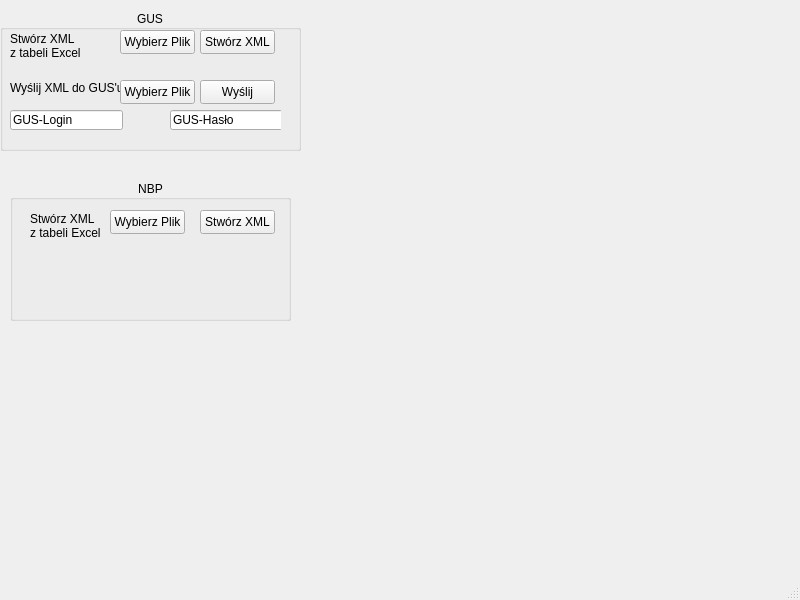
The window that MainWindow.ui (ChrisW-priv/For_mum_all) describes before a commit, drawn with Qt 5.
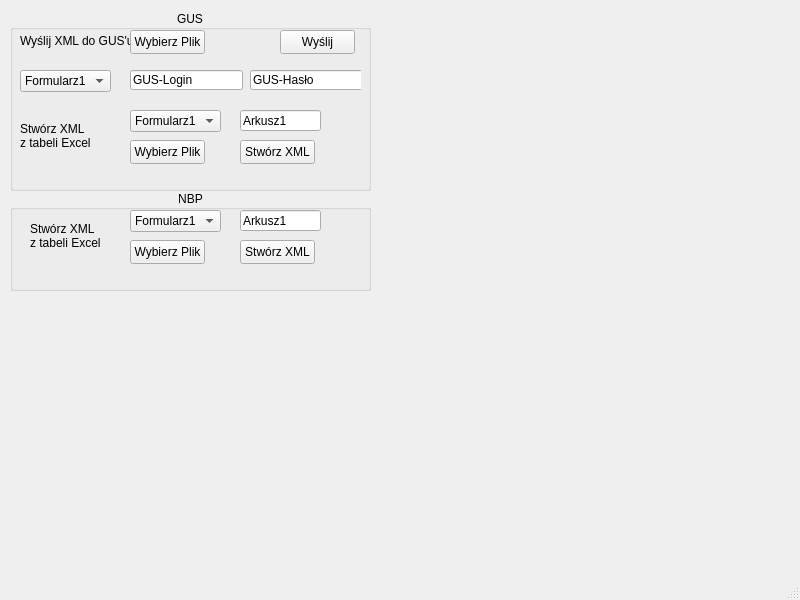
The same window after the commit.

Diff of the .ui file:
```diff
--- a/MainWindow.ui
+++ b/MainWindow.ui
@@ -17,10 +17,10 @@
    <widget class="QGroupBox" name="groupBox">
     <property name="geometry">
      <rect>
-      <x>0</x>
+      <x>10</x>
       <y>10</y>
-      <width>301</width>
-      <height>141</height>
+      <width>361</width>
+      <height>181</height>
      </rect>
     </property>
     <property name="title">
@@ -29,20 +29,20 @@
     <property name="alignment">
      <set>Qt::AlignCenter</set>
     </property>
-    <widget class="QWidget" name="widget_2" native="true">
+    <widget class="QWidget" name="CreateXML_GUS" native="true">
      <property name="geometry">
       <rect>
        <x>10</x>
-       <y>10</y>
-       <width>271</width>
-       <height>51</height>
+       <y>90</y>
+       <width>301</width>
+       <height>71</height>
       </rect>
      </property>
      <widget class="QLabel" name="label_4">
       <property name="geometry">
        <rect>
         <x>0</x>
-        <y>10</y>
+        <y>20</y>
         <width>71</width>
         <height>31</height>
        </rect>
@@ -54,24 +54,53 @@
        <bool>true</bool>
       </property>
      </widget>
-     <widget class="QPushButton" name="WybierzPlik_GUS">
+     <widget class="QWidget" name="createXML_1" native="true">
       <property name="geometry">
        <rect>
         <x>110</x>
         <y>10</y>
-        <width>75</width>
-        <height>24</height>
+        <width>201</width>
+        <height>61</height>
        </rect>
       </property>
+      <widget class="QComboBox" name="GUSForm">
+       <property name="geometry">
+        <rect>
+         <x>0</x>
+         <y>0</y>
+         <width>91</width>
+         <height>22</height>
+        </rect>
+       </property>
+       <item>
       <property name="text">
-       <string>Wybierz Plik</string>
-      </property>
-     </widget>
-     <widget class="QPushButton" name="CreateXML_GUS">
+         <string>Formularz1</string>
+        </property>
+       </item>
+       <item>
+        <property name="text">
+         <string>Formularz2</string>
+        </property>
+       </item>
+      </widget>
+      <widget class="QLineEdit" name="GUS_sheetname">
       <property name="geometry">
        <rect>
-        <x>190</x>
-        <y>10</y>
+         <x>110</x>
+         <y>0</y>
+         <width>81</width>
+         <height>21</height>
+        </rect>
+       </property>
+       <property name="text">
+        <string>Arkusz1</string>
+       </property>
+      </widget>
+      <widget class="QPushButton" name="CreateXML_GUS_2">
+       <property name="geometry">
+        <rect>
+         <x>110</x>
+         <y>30</y>
         <width>75</width>
         <height>24</height>
        </rect>
@@ -80,13 +109,27 @@
        <string>Stwórz XML</string>
       </property>
      </widget>
-    </widget>
-    <widget class="QWidget" name="widget_3" native="true">
+      <widget class="QPushButton" name="WybierzPlik_GUS_3">
+       <property name="geometry">
+        <rect>
+         <x>0</x>
+         <y>30</y>
+         <width>75</width>
+         <height>24</height>
+        </rect>
+       </property>
+       <property name="text">
+        <string>Wybierz Plik</string>
+       </property>
+      </widget>
+     </widget>
+    </widget>
+    <widget class="QWidget" name="sendToGUSwidget" native="true">
      <property name="geometry">
       <rect>
        <x>10</x>
-       <y>60</y>
-       <width>271</width>
+       <y>20</y>
+       <width>341</width>
        <height>71</height>
       </rect>
      </property>
@@ -94,9 +137,9 @@
       <property name="geometry">
        <rect>
         <x>0</x>
-        <y>10</y>
+        <y>0</y>
         <width>111</width>
-        <height>16</height>
+        <height>21</height>
        </rect>
       </property>
       <property name="text">
@@ -106,8 +149,8 @@
      <widget class="QPushButton" name="SendToGus">
       <property name="geometry">
        <rect>
-        <x>190</x>
-        <y>10</y>
+        <x>260</x>
+        <y>0</y>
         <width>75</width>
         <height>24</height>
        </rect>
@@ -120,7 +163,7 @@
       <property name="geometry">
        <rect>
         <x>110</x>
-        <y>10</y>
+        <y>0</y>
         <width>75</width>
         <height>24</height>
        </rect>
@@ -132,7 +175,7 @@
      <widget class="QLineEdit" name="lineEdit">
       <property name="geometry">
        <rect>
-        <x>0</x>
+        <x>110</x>
         <y>40</y>
         <width>113</width>
         <height>20</height>
@@ -145,7 +188,7 @@
      <widget class="QLineEdit" name="lineEdit_2">
       <property name="geometry">
        <rect>
-        <x>160</x>
+        <x>230</x>
         <y>40</y>
         <width>113</width>
         <height>20</height>
@@ -155,15 +198,35 @@
        <string>GUS-Hasło</string>
       </property>
      </widget>
+     <widget class="QComboBox" name="GUSForm_2">
+      <property name="geometry">
+       <rect>
+        <x>0</x>
+        <y>40</y>
+        <width>91</width>
+        <height>22</height>
+       </rect>
+      </property>
+      <item>
+       <property name="text">
+        <string>Formularz1</string>
+       </property>
+      </item>
+      <item>
+       <property name="text">
+        <string>Formularz2</string>
+       </property>
+      </item>
+     </widget>
     </widget>
    </widget>
    <widget class="QGroupBox" name="groupBox_2">
     <property name="geometry">
      <rect>
       <x>10</x>
-      <y>180</y>
-      <width>281</width>
-      <height>141</height>
+      <y>190</y>
+      <width>361</width>
+      <height>101</height>
      </rect>
     </property>
     <property name="title">
@@ -177,8 +240,8 @@
       <rect>
        <x>10</x>
        <y>20</y>
-       <width>261</width>
-       <height>51</height>
+       <width>301</width>
+       <height>61</height>
       </rect>
      </property>
      <widget class="QLabel" name="label_3">
@@ -197,24 +260,53 @@
        <bool>true</bool>
       </property>
      </widget>
-     <widget class="QPushButton" name="WybierzPlik_NBP">
+     <widget class="QWidget" name="createXML_2" native="true">
       <property name="geometry">
        <rect>
-        <x>90</x>
-        <y>10</y>
-        <width>75</width>
-        <height>24</height>
+        <x>110</x>
+        <y>0</y>
+        <width>191</width>
+        <height>61</height>
        </rect>
       </property>
+      <widget class="QComboBox" name="NBPForm">
+       <property name="geometry">
+        <rect>
+         <x>0</x>
+         <y>0</y>
+         <width>91</width>
+         <height>22</height>
+        </rect>
+       </property>
+       <item>
       <property name="text">
-       <string>Wybierz Plik</string>
+         <string>Formularz1</string>
+        </property>
+       </item>
+       <item>
+        <property name="text">
+         <string>Formularz2</string>
+        </property>
+       </item>
+      </widget>
+      <widget class="QLineEdit" name="NBP_sheetname">
+       <property name="geometry">
+        <rect>
+         <x>110</x>
+         <y>0</y>
+         <width>81</width>
+         <height>21</height>
+        </rect>
+       </property>
+       <property name="text">
+        <string>Arkusz1</string>
       </property>
      </widget>
      <widget class="QPushButton" name="CreateXML_NBP">
       <property name="geometry">
        <rect>
-        <x>180</x>
-        <y>10</y>
+         <x>110</x>
+         <y>30</y>
         <width>75</width>
         <height>24</height>
        </rect>
@@ -222,6 +314,20 @@
       <property name="text">
        <string>Stwórz XML</string>
       </property>
+      </widget>
+      <widget class="QPushButton" name="WybierzPlik_NBP">
+       <property name="geometry">
+        <rect>
+         <x>0</x>
+         <y>30</y>
+         <width>75</width>
+         <height>24</height>
+        </rect>
+       </property>
+       <property name="text">
+        <string>Wybierz Plik</string>
+       </property>
+      </widget>
      </widget>
     </widget>
    </widget>
```
Left out of the diff: 2 changed lines with no effect on the pictures. Lines whose indentation alone changed are shown as unchanged.
